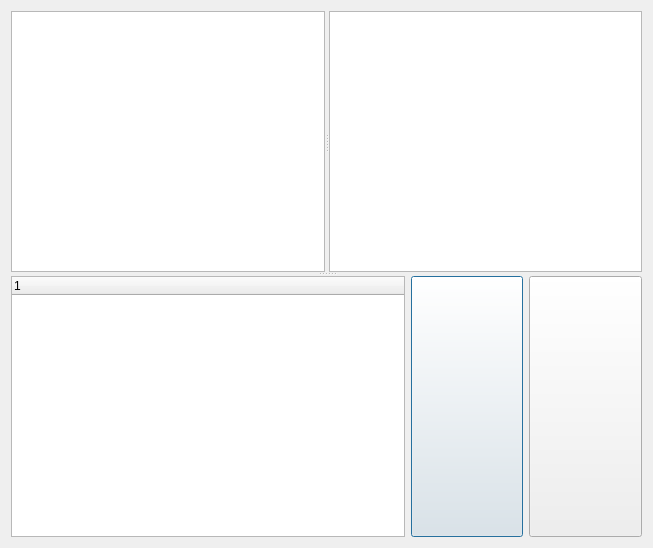
The window that Forms/visualalgorithm.ui (Nikitosis/Graph-Helper) describes before a commit, drawn with Qt 5.
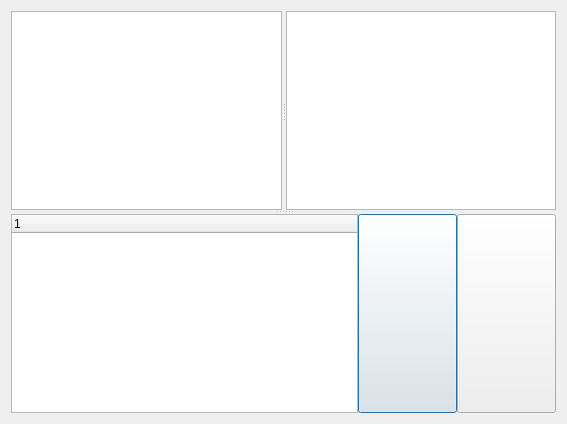
The same window after the commit. Icons and pictures are not drawn. Custom widgets are drawn as their Qt base class.

```diff
--- a/Forms/visualalgorithm.ui
+++ b/Forms/visualalgorithm.ui
@@ -6,13 +6,20 @@
    <rect>
     <x>0</x>
     <y>0</y>
-    <width>653</width>
-    <height>548</height>
+    <width>567</width>
+    <height>424</height>
    </rect>
   </property>
   <property name="windowTitle">
    <string>Dialog</string>
   </property>
+  <property name="styleSheet">
+   <string notr="true">QPushButton
+{
+	margin:0px;
+	padding:0px;
+}</string>
+  </property>
   <layout class="QGridLayout" name="gridLayout">
    <item row="0" column="0">
     <widget class="QSplitter" name="splitter_2">
@@ -25,7 +32,7 @@
       </property>
       <widget class="VisualAlgorithmSceneView" name="Graph">
        <property name="sizePolicy">
-        <sizepolicy hsizetype="Minimum" vsizetype="Minimum">
+        <sizepolicy hsizetype="Ignored" vsizetype="Ignored">
          <horstretch>0</horstretch>
          <verstretch>0</verstretch>
         </sizepolicy>
@@ -37,10 +44,20 @@
         </size>
        </property>
       </widget>
-      <widget class="CodeEditor" name="Code"/>
+      <widget class="CodeEditor" name="Code">
+       <property name="minimumSize">
+        <size>
+         <width>0</width>
+         <height>0</height>
+        </size>
+       </property>
+      </widget>
      </widget>
      <widget class="QWidget" name="layoutWidget">
       <layout class="QHBoxLayout" name="horizontalLayout" stretch="7,2,2">
+       <property name="spacing">
+        <number>0</number>
+       </property>
        <item>
         <widget class="QTreeWidget" name="Watch">
          <column>
@@ -58,6 +75,9 @@
            <verstretch>0</verstretch>
           </sizepolicy>
          </property>
+         <property name="styleSheet">
+          <string notr="true"/>
+         </property>
          <property name="text">
           <string/>
          </property>
```
Left out of the diff: 4 changed lines with no effect on the pictures.
